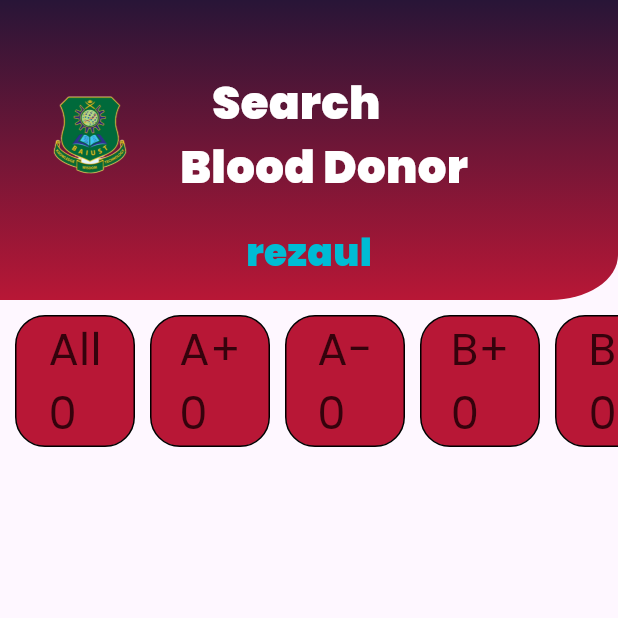
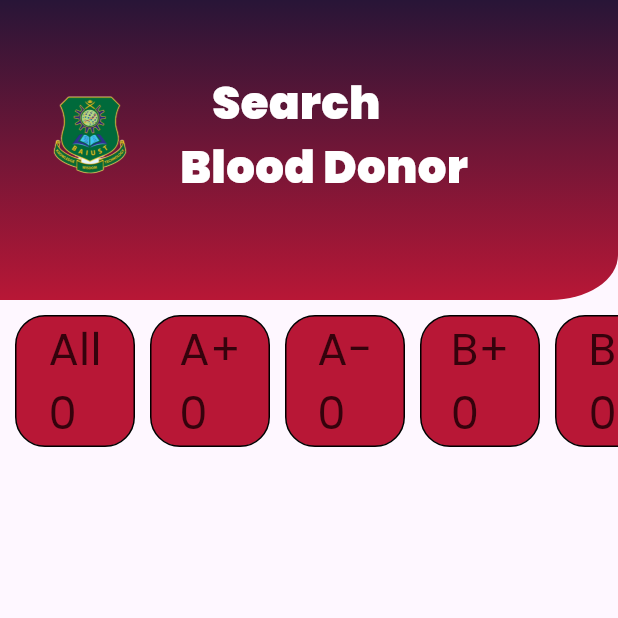
Before and after one commit to Rvirus573/BloodBank, a Flutter app: the SearchDonor screen opened by its route, on a phone screen of 412 x 824 dp, the top half of it. Run offline on Flutter 3.47's test engine with Material 3 defaults, Android fonts, the light colour scheme and no system bars; our stand-ins replace cloud_firestore, email_validator, firebase_auth, firebase_core, firebase_storage, fluttertoast and 4 more; accounts and stored records are empty.

Commit message:
3rd commit

```diff
--- a/lib/search_donor.dart
+++ b/lib/search_donor.dart
@@ -102,7 +102,7 @@ class _SearchDonorState extends State<SearchDonor> {
                   const Color(0xff281537),
                 'assets/icon/baiust.png',
                 "    Search\nBlood Donor",
-                "rezaul"),
+                ""),
             const SizedBox(
               height: 10,
             ),
```
